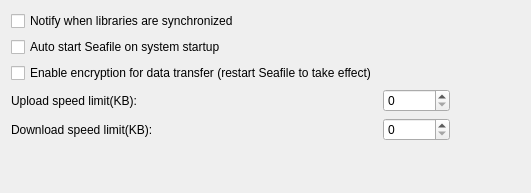
haiwen/seafile-client, file ui/settings-dialog.ui: the form before one commit.
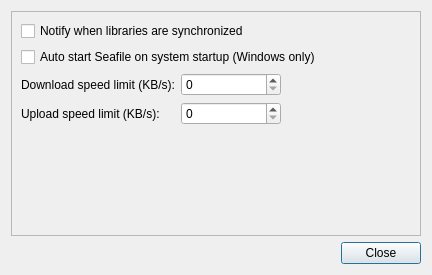
The form after the commit.

Commit message: Improve settings dialog

```diff
--- a/ui/settings-dialog.ui
+++ b/ui/settings-dialog.ui
@@ -6,71 +6,119 @@
    <rect>
     <x>0</x>
     <y>0</y>
-    <width>531</width>
-    <height>193</height>
+    <width>432</width>
+    <height>275</height>
    </rect>
   </property>
   <property name="windowTitle">
    <string>Dialog</string>
   </property>
+  <layout class="QVBoxLayout" name="verticalLayout_2">
+   <item>
+    <widget class="QFrame" name="frame">
+     <property name="frameShape">
+      <enum>QFrame::StyledPanel</enum>
+     </property>
+     <property name="frameShadow">
+      <enum>QFrame::Raised</enum>
+     </property>
+     <layout class="QVBoxLayout" name="verticalLayout_3">
+      <item>
   <layout class="QVBoxLayout" name="verticalLayout">
    <item>
-    <layout class="QFormLayout" name="formLayout">
-     <property name="fieldGrowthPolicy">
-      <enum>QFormLayout::FieldsStayAtSizeHint</enum>
-     </property>
-     <item row="1" column="0">
       <widget class="QCheckBox" name="mNotifyCheckBox">
        <property name="text">
         <string>Notify when libraries are synchronized</string>
        </property>
       </widget>
      </item>
-     <item row="3" column="0">
+        <item>
       <widget class="QCheckBox" name="mAutoStartCheckBox">
        <property name="text">
-        <string>Auto start Seafile on system startup</string>
+           <string>Auto start Seafile on system startup (Windows only)</string>
        </property>
       </widget>
      </item>
-     <item row="4" column="0">
-      <widget class="QCheckBox" name="mEncryptedCheckBox">
-       <property name="text">
-        <string>Enable encryption for data transfer (restart Seafile to take effect)</string>
-       </property>
-      </widget>
-     </item>
-     <item row="5" column="0">
-      <widget class="QLabel" name="label_4">
-       <property name="text">
-        <string>Upload speed limit(KB):</string>
-       </property>
-      </widget>
-     </item>
-     <item row="5" column="1">
-      <widget class="QSpinBox" name="mUploadSpinBox">
-       <property name="maximum">
-        <number>100000</number>
-       </property>
-       <property name="singleStep">
-        <number>10</number>
-       </property>
-      </widget>
-     </item>
-     <item row="6" column="0">
+        <item>
+         <layout class="QHBoxLayout" name="horizontalLayout_2">
+          <item>
+           <layout class="QFormLayout" name="formLayout">
+            <item row="0" column="0">
       <widget class="QLabel" name="label_5">
        <property name="text">
-        <string>Download speed limit(KB):</string>
+               <string>Download speed limit (KB/s):</string>
        </property>
       </widget>
      </item>
-     <item row="6" column="1">
+            <item row="1" column="0">
+             <widget class="QLabel" name="label_4">
+              <property name="text">
+               <string>Upload speed limit (KB/s):</string>
+              </property>
+             </widget>
+            </item>
+            <item row="0" column="1">
       <widget class="QSpinBox" name="mDownloadSpinBox">
+              <property name="maximumSize">
+               <size>
+                <width>100</width>
+                <height>16777215</height>
+               </size>
+              </property>
        <property name="maximum">
         <number>100000</number>
        </property>
        <property name="singleStep">
         <number>10</number>
+              </property>
+             </widget>
+            </item>
+            <item row="1" column="1">
+             <widget class="QSpinBox" name="mUploadSpinBox">
+              <property name="maximumSize">
+               <size>
+                <width>100</width>
+                <height>16777215</height>
+               </size>
+              </property>
+              <property name="maximum">
+               <number>100000</number>
+              </property>
+              <property name="singleStep">
+               <number>10</number>
+              </property>
+             </widget>
+            </item>
+           </layout>
+          </item>
+         </layout>
+        </item>
+       </layout>
+      </item>
+     </layout>
+     <zorder>verticalLayoutWidget</zorder>
+     <zorder>horizontalLayoutWidget</zorder>
+    </widget>
+   </item>
+   <item>
+    <layout class="QHBoxLayout" name="horizontalLayout">
+     <item>
+      <spacer name="horizontalSpacer">
+       <property name="orientation">
+        <enum>Qt::Horizontal</enum>
+       </property>
+       <property name="sizeHint" stdset="0">
+        <size>
+         <width>40</width>
+         <height>20</height>
+        </size>
+       </property>
+      </spacer>
+     </item>
+     <item>
+      <widget class="QPushButton" name="mCloseButton">
+       <property name="text">
+        <string>Close</string>
        </property>
       </widget>
      </item>
```
Left out of the diff: 19 changed lines with no effect on the pictures. Lines whose indentation alone changed are shown as unchanged. The commit also changes 2 other files.
